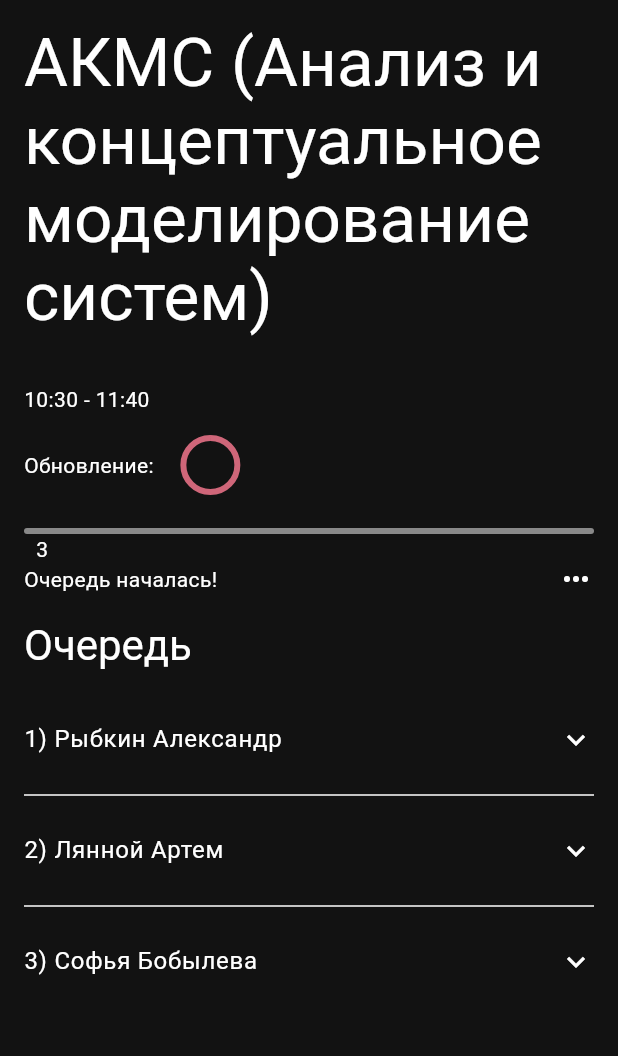
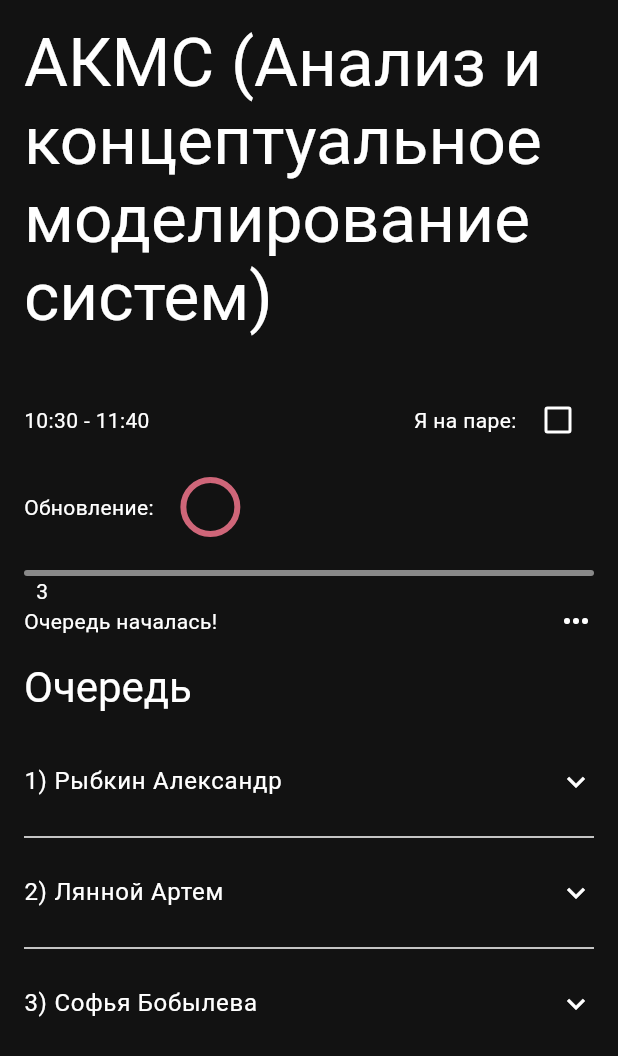
Before and after one commit to Glootea/test-actions, a Flutter app: the screen it shows after launch, after a tap on "АКМС (Анализ и концептуальное моделирова", on a phone screen of 412 x 824 dp. Shown: the top 1056 px of the screen. Run offline on Flutter 3.47's test engine with Material 3 defaults, Android fonts, the phone set to English and light mode, and no system bars; drawn by our look-alikes of dynamic_color; our stand-ins replace auto_route, cached_network_image, drift, firebase_core, flutter_bloc, freezed_annotation and 3 more; missing offline and left inert: encrypt, gsheets, mobile_scanner, squadron; accounts and stored records are empty; generated files the repository leaves out were written again; network calls fail; statements that could not run were skipped.

Commit message:
feat: local attendance tracker

```diff
--- a/lib/data/database/database_service.dart
+++ b/lib/data/database/database_service.dart
@@ -19,30 +19,31 @@ class DatabaseService {
         const Duration(milliseconds: 100),
         () => [
               Lesson(
-                name: "АКМС (Анализ и концептуальное моделирование систем)",
-                startTime: DateTime.now().copyWith(hour: 10, minute: 30),
-                endTime: DateTime.now().copyWith(hour: 11, minute: 40),
+                name:
+                    "АКМС (Анализ и концептуальное моделирование систем)", // startTime MUST be set to microseconds due to attendance
+                startTime: DateTime.now().copyWith(hour: 10, minute: 30, second: 0, microsecond: 0, millisecond: 0),
+                endTime: DateTime.now().copyWith(hour: 11, minute: 40, second: 0, microsecond: 0, millisecond: 0),
                 subjectLocalID: 0,
                 subjectOnlineTableID: '4566',
               ),
               Lesson(
                 name: "АКМС (Анализ и концептуальное моделирование систем)",
-                startTime: DateTime.now().copyWith(hour: 12, minute: 30),
-                endTime: DateTime.now().copyWith(hour: 13, minute: 40),
+                startTime: DateTime.now().copyWith(hour: 12, minute: 30, second: 0, microsecond: 0, millisecond: 0),
+                endTime: DateTime.now().copyWith(hour: 13, minute: 40, second: 0, microsecond: 0, millisecond: 0),
                 subjectLocalID: 0,
                 subjectOnlineTableID: '4566',
               ),
               Lesson(
                 name: "АКМС (Анализ и концептуальное моделирование систем)",
-                startTime: DateTime.now().copyWith(hour: 15, minute: 30),
-                endTime: DateTime.now().copyWith(hour: 16, minute: 40),
+                startTime: DateTime.now().copyWith(hour: 15, minute: 30, second: 0, microsecond: 0, millisecond: 0),
+                endTime: DateTime.now().copyWith(hour: 16, minute: 40, second: 0, microsecond: 0, millisecond: 0),
                 subjectLocalID: 0,
                 subjectOnlineTableID: '4566',
               ),
               Lesson(
                 name: "АКМС (Анализ и концептуальное моделирование систем)",
-                startTime: DateTime.now().copyWith(hour: 18, minute: 30),
-                endTime: DateTime.now().copyWith(hour: 23, minute: 40),
+                startTime: DateTime.now().copyWith(hour: 18, minute: 30, second: 0, microsecond: 0, millisecond: 0),
+                endTime: DateTime.now().copyWith(hour: 23, minute: 40, second: 0, microsecond: 0, millisecond: 0),
                 subjectLocalID: 0,
                 subjectOnlineTableID: '4566',
               ),
@@ -64,19 +65,19 @@ class DatabaseService {
                   studentName: "Рыбкин Александр",
                   studentID: 1,
                   time: DateTime.now().subtract(const Duration(days: 1)),
-                  status: QueueRecordStatus.uploaded),
+                  status: UploadStatus.uploaded),
               QueueRecord(
                   lesson: lesson,
                   studentName: "Лянной Артем",
                   studentID: 1,
                   time: DateTime.now().subtract(const Duration(days: 2)),
-                  status: QueueRecordStatus.uploaded),
+                  status: UploadStatus.uploaded),
               QueueRecord(
                   lesson: lesson,
                   studentName: "Софья Бобылева",
                   studentID: 1,
                   time: DateTime.now().subtract(const Duration(hours: 2)),
-                  status: QueueRecordStatus.uploaded),
+                  status: UploadStatus.uploaded),
             ]);
   }
 
@@ -84,7 +85,7 @@ class DatabaseService {
   async {
     final uploaded = await _onlineDataBase.addNewQueueRecord(queueRecord);
     if (uploaded) {
-      queueRecord = queueRecord.copyWith(status: QueueRecordStatus.uploaded);
+      queueRecord = queueRecord.copyWith(status: UploadStatus.uploaded);
       await _localDatabase.addQueueRecord(queueRecord);
       return true;
     }
@@ -96,7 +97,7 @@ class DatabaseService {
     if (deleted) {
       _localDatabase.deleteQueueRecord(queueRecord);
     } else {
-      await _localDatabase.updateQueueRecordUploadStatus(queueRecord, QueueRecordStatus.shouldBeDeleted);
+      await _localDatabase.updateQueueRecordUploadStatus(queueRecord, UploadStatus.shouldBeDeleted);
     }
   }
 
@@ -104,4 +105,19 @@ class DatabaseService {
     // TODO: implement getLesson by subjectLocalID
     throw UnimplementedError();
   }
+
+  Future<void> setAttendanded(Lesson lesson) async {
+    await _localDatabase.setAttendanded(lesson);
+    //TODO: add online upload
+  }
+
+  Future<void> removeAttendanded(Lesson lesson) async {
+    await _localDatabase.removeAttendanded(lesson);
+    //TODO: add online upload
+  }
+
+  Future<bool> isAttendanded(Lesson lesson) async {
+    return _localDatabase.isAttendanded(lesson);
+    //TODO: add online upload
+  }
 }
--- a/lib/data/database/sources/local_database/key_value_storage.dart
+++ b/lib/data/database/sources/local_database/key_value_storage.dart
@@ -10,6 +10,10 @@ enum StoredValues {
   isUpdatingQueue,
   colorTheme,
   brightness,
+  groupName,
+  headmasterName,
+  useAttendance,
+  adminIDs,
 }
 
 class KeyValueStorage {
--- a/lib/data/database/sources/local_database/local_database.dart
+++ b/lib/data/database/sources/local_database/local_database.dart
@@ -1,12 +1,13 @@
 import 'package:drift/drift.dart';
 import 'package:queue/data/database/sources/local_database/src/tables.dart';
 import 'package:queue/data/database/sources/local_database/src/connection.dart' as impl;
+import 'package:queue/entities/src/lesson.dart';
 import 'package:queue/entities/src/queue_record.dart';
 
 part 'local_database.g.dart';
 part 'package:queue/data/database/sources/local_database/key_value_storage.dart';
 
-@DriftDatabase(tables: [QueueRecs, Subject, Students, WeeklyLessons, DatedLessons, KeyValueStorageTable])
+@DriftDatabase(tables: [QueueRecs, Subject, Students, WeeklyLessons, DatedLessons, KeyValueStorageTable, Attendance])
 class LocalDatabase extends _$LocalDatabase {
   LocalDatabase() : super(impl.connect());
 
@@ -30,7 +31,7 @@ class LocalDatabase extends _$LocalDatabase {
         .go();
   }
 
-  Future<void> updateQueueRecordUploadStatus(QueueRecord queueRecord, QueueRecordStatus status) async {
+  Future<void> updateQueueRecordUploadStatus(QueueRecord queueRecord, UploadStatus status) async {
     await into(queueRecs).insert(
         QueueRecsCompanion.insert(
             studentRowNumber: queueRecord.studentID,
@@ -53,4 +54,31 @@ class LocalDatabase extends _$LocalDatabase {
 
   Future<void> _clean(StoredValues storedValue) async =>
       await (delete(keyValueStorageTable)..where((tbl) => tbl.key.equals(storedValue.name))).go();
+
+  Future<void> setAttendanded(Lesson lesson) async {
+    await into(attendance).insert(AttendanceCompanion.insert(
+        subjectID: lesson.subjectLocalID,
+        lessonStart: lesson.startTime,
+        dateCreated: DateTime.now(),
+        status: UploadStatus.shouldBeUploaded.name));
+  }
+
+  Future<void> updateAttendanded(Lesson lesson, UploadStatus status) async {
+    await (update(attendance)
+          ..where((tbl) => tbl.subjectID.equals(lesson.subjectLocalID) & tbl.lessonStart.equals(lesson.startTime)))
+        .write(AttendanceCompanion(status: Value(status.name)));
+  }
+
+  Future<void> removeAttendanded(Lesson lesson) async {
+    await (delete(attendance)
+          ..where((tbl) => tbl.subjectID.equals(lesson.subjectLocalID) & tbl.lessonStart.equals(lesson.startTime)))
+        .go();
+  }
+
+  Future<bool> isAttendanded(Lesson lesson) async {
+    final result = await (select(attendance)
+          ..where((tbl) => tbl.subjectID.equals(lesson.subjectLocalID) & tbl.lessonStart.equals(lesson.startTime)))
+        .getSingleOrNull();
+    return result != null;
+  }
 }
--- a/lib/data/database/sources/local_database/src/tables.dart
+++ b/lib/data/database/sources/local_database/src/tables.dart
@@ -2,22 +2,12 @@ import 'package:drift/drift.dart';
 
 class QueueRecs extends Table {
   IntColumn get id => integer().autoIncrement()();
-  IntColumn get studentRowNumber => integer().references(Students, #rowNumber)();
+  IntColumn get studentRowNumber => integer().references(Students, #id)();
   IntColumn get subjectID => integer().references(Subject, #id)();
   DateTimeColumn get time => dateTime()();
   TextColumn get status => text()();
   IntColumn get workCount => integer().nullable()();
 }
-
-// @Deprecated("Use QueueRecs instead")
-// class Recs extends Table {
-//   IntColumn get id => integer().autoIncrement()();
-//   IntColumn get studentID => integer().references(Students, #rowNumber)();
-//   IntColumn get lessonID => integer().references(Lessons, #id)();
-//   DateTimeColumn get time => dateTime()();
-//   IntColumn get uploaded => integer()();
-//   IntColumn get workCount => integer().nullable()();
-// }
 
 class Subject extends Table {
   IntColumn get id => integer().autoIncrement()();
@@ -58,3 +48,11 @@ class KeyValueStorageTable extends Table {
   @override
   Set<Column> get primaryKey => {key};
 }
+
+class Attendance extends Table {
+  IntColumn get id => integer().autoIncrement()();
+  IntColumn get subjectID => integer()();
+  DateTimeColumn get lessonStart => dateTime()();
+  DateTimeColumn get dateCreated => dateTime()();
+  TextColumn get status => text()();
+}
--- /dev/null
+++ b/lib/domain/group_metainfo/group_metainfo.dart
@@ -0,0 +1,58 @@
+import 'package:flutter_bloc/flutter_bloc.dart';
+import 'package:freezed_annotation/freezed_annotation.dart';
+import 'package:queue/data/database/sources/local_database/local_database.dart';
+import 'package:queue/extension.dart';
+part 'group_metainfo.freezed.dart';
+
+class GroupMetaInfoCubit extends Cubit<GroupMetaInfoState> {
+  final KeyValueStorage _keyValueStorage;
+  GroupMetaInfoCubit(this._keyValueStorage) : super(GroupMetaInfoState.empty()) {
+    init();
+  }
+  bool get useAttendance => state.useAttendance;
+
+  Future<void> init() async {
+    await _getLocalData().then((value) => emit(value));
+    await Future.delayed(
+        const Duration(seconds: 3),
+        () => emit(
+            state.copyWith(useAttendance: true))); // TODO: remove after testing and implementing online GroupMetaInfo
+  }
+
+  Future<GroupMetaInfoState> _getLocalData() async {
+    final data = await (
+      _keyValueStorage.get(StoredValues.groupName),
+      _keyValueStorage.get(StoredValues.headmasterName),
+      _keyValueStorage.get(StoredValues.adminIDs),
+      _keyValueStorage.get(StoredValues.useAttendance)
+    ).wait;
+
+    return GroupMetaInfoState(
+        groupName: data.$1 ?? '',
+        headmasterName: data.$2 ?? '',
+        adminIDs: data.$3?.toIntList ?? [],
+        useAttendance: bool.parse(data.$4 ?? 'false'));
+  }
+
+  Future<GroupMetaInfoState> _fetchOnlineData() async {
+    //TODO: fetch online data using OnlineDataBase in init method after local
+    throw UnimplementedError();
+  }
+}
+
+@freezed
+class GroupMetaInfoState with _$GroupMetaInfoState {
+  const factory GroupMetaInfoState({
+    required String groupName,
+    required String headmasterName,
+    required List<int> adminIDs,
+    required bool useAttendance,
+  }) = _GroupMetaInfoState;
+
+  factory GroupMetaInfoState.empty() => const GroupMetaInfoState(
+        adminIDs: [],
+        useAttendance: false,
+        groupName: '',
+        headmasterName: '',
+      );
+}
--- a/lib/entities/src/lesson_time.dart
+++ b/lib/entities/src/lesson_time.dart
@@ -27,7 +27,7 @@ class WeeklyLessonEntity extends LessonTime with _$WeeklyLessonEntity {
     row = row.fromOnline;
     return WeeklyLessonEntity(
       id: int.parse(row[0]),
-      weekdays: row[2].toWeekDays,
+      weekdays: row[2].toIntList,
       startTime: row[2].toTimeOfDay,
       endTime: row[3].toTimeOfDay,
     );
--- a/lib/entities/src/queue_record.dart
+++ b/lib/entities/src/queue_record.dart
@@ -4,7 +4,7 @@ import 'package:queue/extension.dart';
 
 part 'queue_record.freezed.dart';
 
-enum QueueRecordStatus {
+enum UploadStatus {
   uploaded('Uploaded'),
   shouldBeUploaded('Should be uploaded'),
   shouldBeDeleted('Should be deleted'),
@@ -14,7 +14,7 @@ enum QueueRecordStatus {
   @override
   String toString() => name;
 
-  const QueueRecordStatus(this.name);
+  const UploadStatus(this.name);
 }
 
 @freezed
@@ -25,14 +25,14 @@ class QueueRecord with _$QueueRecord {
     required String studentName,
     required int studentID,
     required DateTime time,
-    required QueueRecordStatus status,
+    required UploadStatus status,
     int? workCount,
   }) = _QueueRecord;
 
   static QueueRecord parseFromString(String qrData) {
     //TODO: implement NewQueueRecord parseFromString
     return QueueRecord(
-        status: QueueRecordStatus.uploaded,
+        status: UploadStatus.uploaded,
         lesson: Lesson(
             name: "Lesson sample name",
             startTime: DateTime.now(),
--- a/lib/extension.dart
+++ b/lib/extension.dart
@@ -18,7 +18,7 @@ extension TimeFromString on String {
 
   List<DateTime> get toDatesList => split(',').map((e) => e.toDate).toList();
 
-  List<int> get toWeekDays => split(',').map((e) => int.parse(e)).toList();
+  List<int> get toIntList => split(',').map((e) => int.parse(e)).toList();
 }
 
 extension DateToString on DateTime {
--- a/lib/main.dart
+++ b/lib/main.dart
@@ -6,6 +6,7 @@ import 'package:provider/provider.dart';
 import 'package:queue/data/database/database_service.dart';
 import 'package:queue/data/database/sources/local_database/local_database.dart';
 import 'package:queue/data/database/sources/online_database/online_database.dart';
+import 'package:queue/domain/group_metainfo/group_metainfo.dart';
 import 'package:queue/domain/theme/theme_cubit.dart';
 import 'package:flutter_web_plugins/url_strategy.dart';
 import 'package:firebase_core/firebase_core.dart';
@@ -30,10 +31,11 @@ void main() async {
   await (themeCubit.init(), userCubit.init()).wait;
   runApp(MultiBlocProvider(providers: [
     Provider.value(value: databaseService),
-    Provider.value(value: userCubit),
     Provider.value(value: keyValueStorage),
-    Provider.value(value: themeCubit),
-  ], child: BlocProvider.value(value: themeCubit, child: const MyApp())));
+    BlocProvider.value(value: userCubit),
+    BlocProvider.value(value: themeCubit),
+    BlocProvider(create: (_) => GroupMetaInfoCubit(keyValueStorage)),
+  ], child: const MyApp()));
 }
 
 class MyApp extends StatelessWidget {
--- a/lib/presentation/screens/today_screen/src/body/lesson_card/detailed_page/detailed_queue_screen.dart
+++ b/lib/presentation/screens/today_screen/src/body/lesson_card/detailed_page/detailed_queue_screen.dart
@@ -3,6 +3,7 @@ import 'package:flutter/material.dart';
 import 'package:flutter_bloc/flutter_bloc.dart';
 import 'package:gap/gap.dart';
 import 'package:queue/data/database/sources/local_database/local_database.dart';
+import 'package:queue/domain/group_metainfo/group_metainfo.dart';
 import 'package:queue/extension.dart';
 import 'package:queue/presentation/screens/today_screen/src/app_bar/circular_update_timer.dart';
 import 'package:queue/presentation/screens/today_screen/src/body/lesson_card/detailed_page/src/queue_record_listtile.dart';
@@ -18,6 +19,7 @@ class DetailedQueueScreen extends StatelessWidget {
 
   @override
   Widget build(BuildContext context) {
+    final bool useAttendance = context.select((GroupMetaInfoCubit cubit) => cubit.useAttendance);
     return BlocProvider.value(
         value: cubit,
         child: BlocBuilder<LessonCardCubit, LessonCardData>(builder: (context, data) {
@@ -44,12 +46,20 @@ class DetailedQueueScreen extends StatelessWidget {
                     builder: (context) {
                       final children = [
                         Hero(
-                          tag: "time${data.lesson}",
-                          child: Text(
-                            "${data.lesson.startTime.toDisplayTime} - ${data.lesson.endTime.toDisplayTime}",
-                            style: Theme.of(context).textTheme.bodyMedium,
-                          ),
-                        ),
+                            tag: "time${data.lesson}",
+                            child: Material(
+                              child: Row(mainAxisSize: MainAxisSize.min, children: [
+                                Text(
+                                  '${data.lesson.startTime.toDisplayTime} - ${data.lesson.endTime.toDisplayTime}', //TODO: add classroom to lesson class
+                                  // '16:20 - 17:50 в Г-321',
+                                  style: Theme.of(context).textTheme.bodyMedium,
+                                ),
+                                if (useAttendance) const Spacer(),
+                                if (useAttendance) Text("Я на паре: ", style: Theme.of(context).textTheme.bodyMedium),
+                                if (useAttendance)
+                                  Checkbox(value: data.attended, onChanged: (value) => cubit.toggleAttended()),
+                              ]),
+                            )),
                         Row(children: [
                           const Text("Обновление: "),
                           Hero(
--- a/lib/presentation/screens/today_screen/src/body/lesson_card/lesson__card_data/lesson_card_data.dart
+++ b/lib/presentation/screens/today_screen/src/body/lesson_card/lesson__card_data/lesson_card_data.dart
@@ -10,6 +10,7 @@ class LessonCardData with _$LessonCardData {
   const LessonCardData._();
   const factory LessonCardData({
     required Lesson lesson,
+    required bool attended,
     required QueueData? queueData,
   }) = _LessonCardData;
 
@@ -17,10 +18,9 @@ class LessonCardData with _$LessonCardData {
         // user, lesson
         (null, LessonStatus status) when status != LessonStatus.active && status != LessonStatus.soon =>
           'Вы не находитесь в очереди',
-        (QueueRecordStatus.uploaded, _) =>
-          'Вы ${queueData?.userPosition} в очереди после ${queueData?.previousStudentName}',
-        (QueueRecordStatus status, _)
-            when status == QueueRecordStatus.shouldBeUploaded || status == QueueRecordStatus.shouldBeDeleted =>
+        (UploadStatus.uploaded, _) => 'Вы ${queueData?.userPosition} в очереди после ${queueData?.previousStudentName}',
+        (UploadStatus status, _)
+            when status == UploadStatus.shouldBeUploaded || status == UploadStatus.shouldBeDeleted =>
           'Ошибка сети',
         (_, LessonStatus.soon) => 'Очередь начнется в ${lesson.queueStartTime.toDisplayTime}',
         (_, LessonStatus.active) => 'Очередь началась!',
@@ -28,5 +28,5 @@ class LessonCardData with _$LessonCardData {
             '${queueData?.userRecord?.status}, ${lesson.status} is unknown status to get LessonCardData\'s message')
       };
 
-  QueueRecordStatus? get queueRecordStatus => queueData?.userRecord?.status;
+  UploadStatus? get queueRecordStatus => queueData?.userRecord?.status;
 }
--- a/lib/presentation/screens/today_screen/src/body/lesson_card/lesson_card.dart
+++ b/lib/presentation/screens/today_screen/src/body/lesson_card/lesson_card.dart
@@ -1,7 +1,11 @@
+import 'dart:developer';
+
 import 'package:auto_route/auto_route.dart';
 import 'package:flutter/material.dart';
+import 'package:flutter/widgets.dart';
 import 'package:flutter_bloc/flutter_bloc.dart';
 import 'package:queue/data/database/database_service.dart';
+import 'package:queue/domain/group_metainfo/group_metainfo.dart';
 import 'package:queue/domain/user/user_cubit.dart';
 import 'package:queue/entities/src/lesson.dart';
 import 'package:queue/entities/src/queue_record.dart';
@@ -36,16 +40,16 @@ class _LessonCardState extends State<LessonCard> {
 
   @override
   Widget build(BuildContext context) {
+    final bool useAttendance = context.select((GroupMetaInfoCubit cubit) => cubit.useAttendance);
     return BlocProvider.value(
       value: cubit,
       child: BlocBuilder<LessonCardCubit, LessonCardData>(builder: (context, data) {
-        final bloc = context.read<LessonCardCubit>();
         final userQueueRecordStatus = data.queueRecordStatus;
         final buttonState = switch ((data.lesson.status, userQueueRecordStatus)) {
-          (_, QueueRecordStatus.shouldBeUploaded) => _ButtonState.qrCode,
+          (_, UploadStatus.shouldBeUploaded) => _ButtonState.qrCode,
           (LessonStatus.active, null) => _ButtonState.add,
-          (LessonStatus.active, QueueRecordStatus.uploaded) ||
-          (LessonStatus.active, QueueRecordStatus.shouldBeUploaded) =>
+          (LessonStatus.active, UploadStatus.uploaded) ||
+          (LessonStatus.active, UploadStatus.shouldBeUploaded) =>
             _ButtonState.remove,
           (_, _) => _ButtonState.none
         };
@@ -58,6 +62,8 @@ class _LessonCardState extends State<LessonCard> {
             shape: RoundedRectangleBorder(borderRadius: BorderRadius.circular(16)),
             child: Padding(
               padding: const EdgeInsetsDirectional.fromSTEB(16, 8, 16, 16),
+              child: AnimatedSize(
+                duration: const Duration(milliseconds: 300),
                 child: Column(
                   mainAxisSize: MainAxisSize.max,
                   mainAxisAlignment: MainAxisAlignment.center,
@@ -78,7 +84,8 @@ class _LessonCardState extends State<LessonCard> {
                                 child: Text(
                                   data.lesson.name,
                                   overflow: TextOverflow.ellipsis,
-                                style: Theme.of(context).textTheme.headlineLarge?.copyWith(fontWeight: FontWeight.w400),
+                                  style:
+                                      Theme.of(context).textTheme.headlineLarge?.copyWith(fontWeight: FontWeight.w400),
                                 ),
                               ),
                             ),
@@ -95,39 +102,33 @@ class _LessonCardState extends State<LessonCard> {
                                 _ButtonState.none => throw UnimplementedError(),
                               },
                               onTap: () => switch (buttonState) {
-                              _ButtonState.qrCode => bloc.showQrCode(),
-                              _ButtonState.add => bloc.addQueueRecord(),
-                              _ButtonState.remove => bloc.deleteQueueRecord(),
+                                _ButtonState.qrCode => cubit.showQrCode(),
+                                _ButtonState.add => cubit.addQueueRecord(),
+                                _ButtonState.remove => cubit.deleteQueueRecord(),
                                 _ButtonState.none => throw UnimplementedError(),
                               },
                             ),
                           ),
                       ],
                     ),
-                  Row(
-                    mainAxisSize: MainAxisSize.max,
-                    children: [
                     Hero(
                         tag: "time${data.lesson}",
-                        child: Text(
+                        child: Material(
+                          color: Colors.transparent,
+                          child: Row(mainAxisSize: MainAxisSize.min, children: [
+                            Text(
                               '${data.lesson.startTime.toDisplayTime} - ${data.lesson.endTime.toDisplayTime}', //TODO: add classroom to lesson class
                               // '16:20 - 17:50 в Г-321',
                               style: Theme.of(context).textTheme.bodyMedium,
                             ),
-                      ),
+                            if (useAttendance) const Spacer(),
+                            if (useAttendance) Text("Я на паре: ", style: Theme.of(context).textTheme.bodyMedium),
+                            if (useAttendance)
+                              Checkbox(value: data.attended, onChanged: (value) => cubit.toggleAttended()),
+                          ]),
+                        ))
                   ],
                 ),
-                  Hero(
-                    tag: "progressIndicator${widget.lesson}",
-                    child: LabeledLinearProgressIndicator(
-                      startValue: 0,
-                      currentValue: data.queueData?.userPosition,
-                      endValue: data.queueData?.queueLength,
-                      message: data.message,
-                      key: ObjectKey(bloc),
-                    ),
-                  ),
-                ],
               ),
             ),
           ),
--- a/lib/presentation/screens/today_screen/src/body/lesson_card/lesson_card_cubit.dart
+++ b/lib/presentation/screens/today_screen/src/body/lesson_card/lesson_card_cubit.dart
@@ -11,14 +11,15 @@ class LessonCardCubit extends Cubit<LessonCardData> {
   final DatabaseService _databaseService;
   final UserCubit _userCubit;
   LessonCardCubit(this._lesson, this._databaseService, this._userCubit)
-      : super(LessonCardData(lesson: _lesson, queueData: null)) {
+      : super(LessonCardData(lesson: _lesson, queueData: null, attended: false)) {
     fetchQueue();
   }
 
   Future<void> fetchQueue() async {
-    final queue = await _databaseService.getLocalQueueRecordList(_lesson);
+    final (queue, attended) =
+        await (_databaseService.getLocalQueueRecordList(_lesson), _databaseService.isAttendanded(_lesson)).wait;
     final data = parseQueueRecordList(queue, false);
-    emit(state.copyWith(queueData: data));
+    emit(state.copyWith(queueData: data, attended: attended));
     final queueOnlineData = await _databaseService.fetchQueueRecordList(_lesson);
     if (queueOnlineData != null) {
       final onlineData = parseQueueRecordList(queue, true);
@@ -57,4 +58,15 @@ class LessonCardCubit extends Cubit<LessonCardData> {
       live: live,
     );
   }
+
+  Future<void> toggleAttended() async {
+    final prevAttended = state.attended;
+    final currentAttended = !prevAttended;
+    emit(state.copyWith(attended: currentAttended));
+    if (currentAttended) {
+      await _databaseService.setAttendanded(_lesson);
+    } else {
+      await _databaseService.removeAttendanded(_lesson);
+    }
+  }
 }
```
Also changed, not shown: lib/data/database/sources/local_database/local_database.g.dart, lib/domain/group_metainfo/group_metainfo.freezed.dart (added), lib/entities/src/queue_record.freezed.dart, lib/presentation/screens/today_screen/src/body/lesson_card/lesson__card_data/lesson_card_data.freezed.dart. Lines whose indentation alone changed are shown as unchanged.
